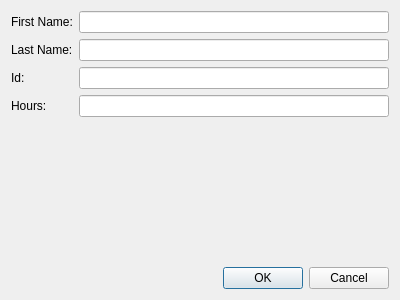
SuluCiprian/BD, file KarateCompetition/additemdialog.ui: the form before one commit.
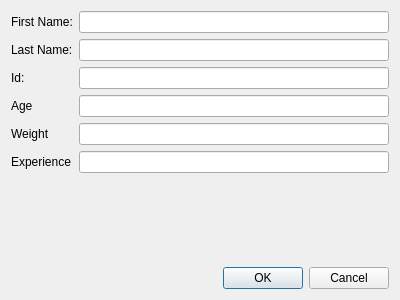
The form after the commit.

What changed in the file:
```diff
--- a/KarateCompetition/additemdialog.ui
+++ b/KarateCompetition/additemdialog.ui
@@ -49,12 +49,36 @@
      <item row="3" column="0">
       <widget class="QLabel" name="labelHours">
        <property name="text">
-        <string>Hours:</string>
+        <string>Age</string>
        </property>
       </widget>
      </item>
      <item row="3" column="1">
-      <widget class="QLineEdit" name="hours"/>
+      <widget class="QLineEdit" name="age">
+       <property name="enabled">
+        <bool>true</bool>
+       </property>
+      </widget>
+     </item>
+     <item row="4" column="1">
+      <widget class="QLineEdit" name="weight"/>
+     </item>
+     <item row="4" column="0">
+      <widget class="QLabel" name="label_4">
+       <property name="text">
+        <string>Weight</string>
+       </property>
+      </widget>
+     </item>
+     <item row="5" column="0">
+      <widget class="QLabel" name="label_5">
+       <property name="text">
+        <string>Experience</string>
+       </property>
+      </widget>
+     </item>
+     <item row="5" column="1">
+      <widget class="QLineEdit" name="experience"/>
      </item>
     </layout>
    </item>
```
Left out of the diff: 2 changed lines with no effect on the pictures.
